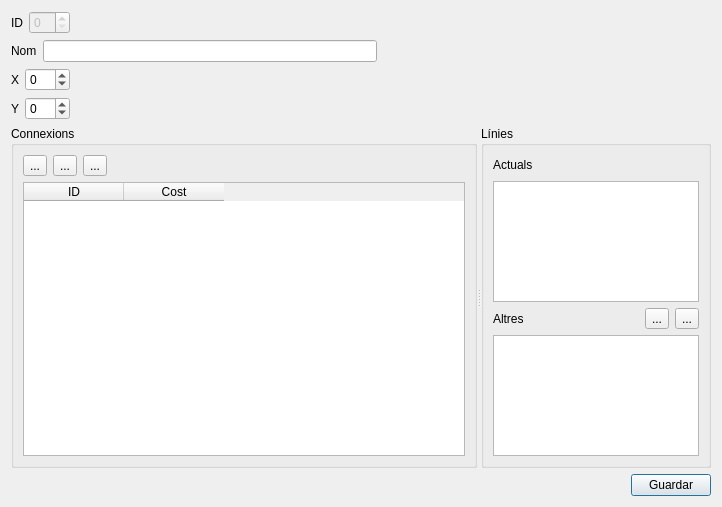
Old version of the form editStation.ui in the repository anxodio/TransPublic.
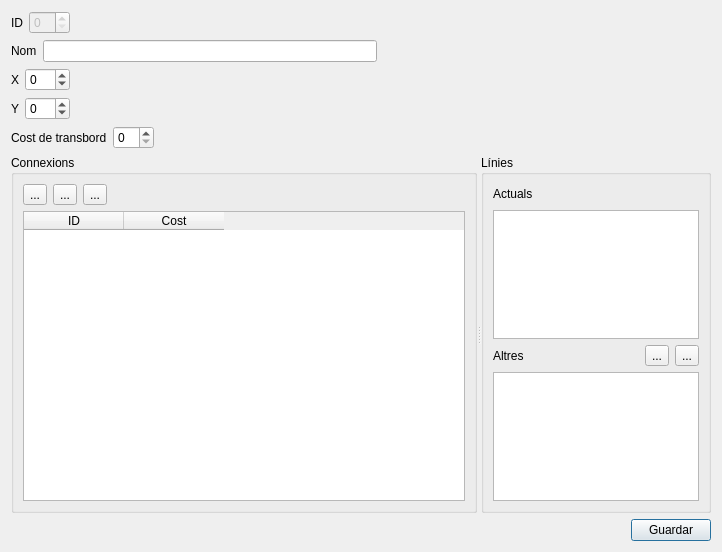
New version of the form. Icons and pictures are not drawn.

Commit message:
Millores a transEdit i Transport i viewer
Afegit colors, afegir esborrar, millores gestio linies,
afegit cost transbord i altres

Patch:
```diff
--- a/editStation.ui
+++ b/editStation.ui
@@ -7,7 +7,7 @@
     <x>0</x>
     <y>0</y>
     <width>722</width>
-    <height>507</height>
+    <height>552</height>
    </rect>
   </property>
   <property name="windowTitle">
@@ -140,6 +140,40 @@
      </item>
     </layout>
    </item>
+   <item>
+    <layout class="QHBoxLayout" name="horizontalLayout_9">
+     <item>
+      <widget class="QLabel" name="label_7">
+       <property name="text">
+        <string>Cost de transbord</string>
+       </property>
+      </widget>
+     </item>
+     <item>
+      <widget class="QSpinBox" name="inputCostT">
+       <property name="minimum">
+        <number>0</number>
+       </property>
+       <property name="maximum">
+        <number>99</number>
+       </property>
+      </widget>
+     </item>
+     <item>
+      <spacer name="horizontalSpacer_9">
+       <property name="orientation">
+        <enum>Qt::Horizontal</enum>
+       </property>
+       <property name="sizeHint" stdset="0">
+        <size>
+         <width>418</width>
+         <height>20</height>
+        </size>
+       </property>
+      </spacer>
+     </item>
+    </layout>
+   </item>
    <item>
     <widget class="QSplitter" name="splitter">
      <property name="orientation">
```
The commit also changes 8 other files.
